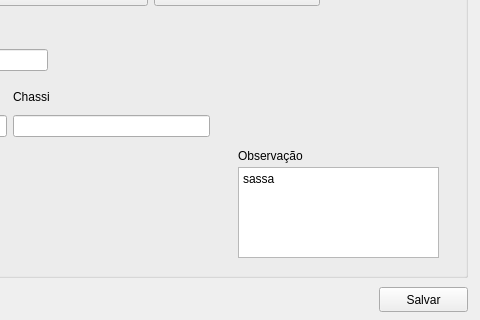
The window that frms_nv_veiculocliente.ui (ustop0/TCC) describes before a commit, drawn with Qt 5; both pictures show x 221 to 701 and y 326 to 646 of the 701 by 646 pixel window.
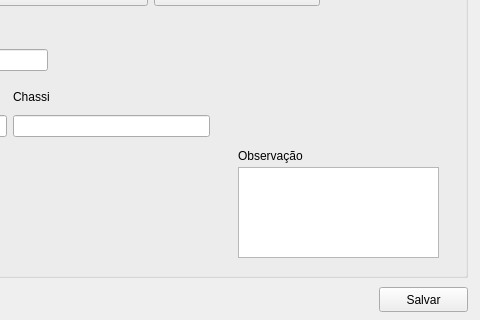
The same window after the commit.

Diff of the .ui file:
```diff
--- a/frms_nv_veiculocliente.ui
+++ b/frms_nv_veiculocliente.ui
@@ -186,7 +186,7 @@
      </rect>
     </property>
     <property name="plainText">
-     <string>sassa</string>
+     <string/>
     </property>
    </widget>
   </widget>
```
